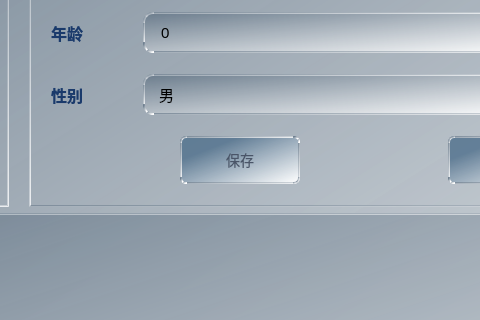
First picture: the form in Attendance_Check_In_System/userregisterwidget.ui, repository KKINDGAR/AttendanceCheckinSystem, before the edit; both pictures show x 303 to 783 and y 180 to 500 of the 1301 by 831 pixel window.
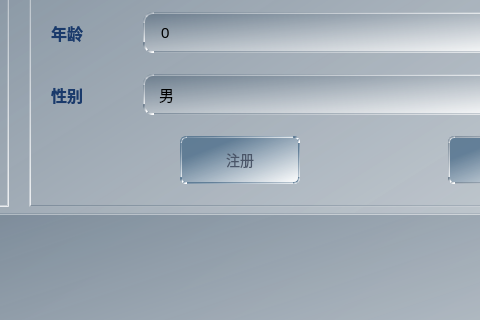
Second picture: the form after the edit. Icons and pictures are not drawn.

```diff
--- a/Attendance_Check_In_System/userregisterwidget.ui
+++ b/Attendance_Check_In_System/userregisterwidget.ui
@@ -643,7 +643,7 @@
 {
 	background: qlineargradient(spread:pad, x1:0, y1:0, x2:1, y2:1, stop:0.248927 rgba(85, 116, 143, 217), stop:1 rgba(255, 255, 255, 255));
 	color: rgb(74, 85, 104);
-	border: 2px solid qlineargradient(spread:pad, x1:0, y1:0, x2:1, y2:1, stop:0 rgba(100, 118, 135, 217), stop:1 rgba(255, 255, 255, 255));
+	border: 2px solid qlineargradient(spread:pad, x1:0, y1:0, x2:1, y2:1, stop:0.248927 rgba(85, 116, 143, 217), stop:1 rgba(255, 255, 255, 255));
 	border-radius: 6px;
 	font-size: 14px;
 	font: 63 9pt &quot;Bahnschrift SemiBold SemiConden&quot;;
@@ -660,7 +660,7 @@
 }</string>
             </property>
             <property name="text">
-             <string>保存</string>
+             <string>注册</string>
             </property>
            </widget>
           </item>
```
